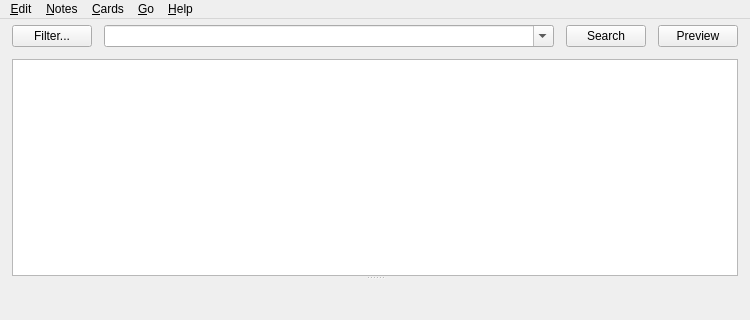
This is designer/browser.ui in lovac42/anki as Qt 5 draws it before an edit; both pictures show x 0 to 750 and y 0 to 320 of the 750 by 493 pixel window. The edited form follows.
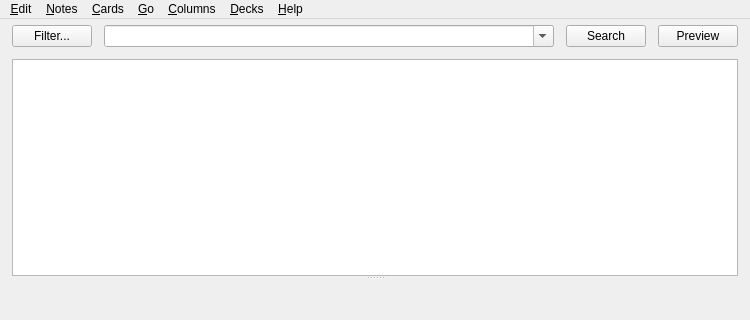
This is the edited form. Icons and pictures are not drawn.

Commit message: Add columns in browser

Patch:
```diff
--- a/designer/browser.ui
+++ b/designer/browser.ui
@@ -316,10 +316,22 @@
     <addaction name="separator"/>
     <addaction name="actionDelete"/>
    </widget>
+   <widget class="QMenu" name="menuColumns">
+    <property name="title">
+     <string>&amp;Columns</string>
+    </property>
+   </widget>
+   <widget class="QMenu" name="menu_Decks">
+    <property name="title">
+     <string>&amp;Decks</string>
+    </property>
+   </widget>
    <addaction name="menuEdit"/>
    <addaction name="menu_Notes"/>
    <addaction name="menu_Cards"/>
    <addaction name="menuJump"/>
+   <addaction name="menuColumns"/>
+   <addaction name="menu_Decks"/>
    <addaction name="menu_Help"/>
   </widget>
   <action name="actionReschedule">
```
